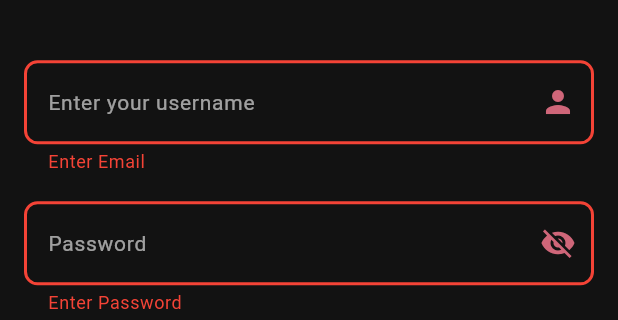
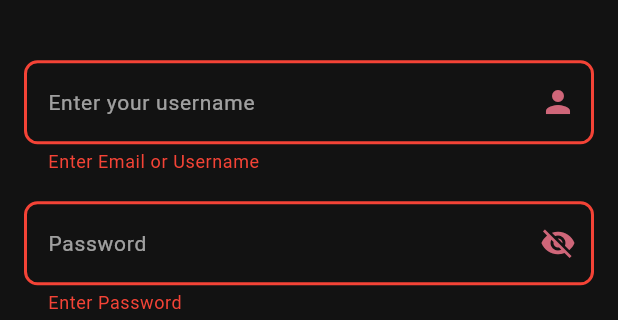
Before and after one commit to zordicharsh/socialMedia, a Flutter app: the screen it shows after launch, after a tap on "Login", on a phone screen of 412 x 824 dp, the part 327-647 px from its top. Run offline on Flutter 3.47's test engine with Material 3 defaults, Android fonts, the phone set to English and light mode, and no system bars; our stand-ins replace bloc, cloud_firestore, firebase_auth, firebase_core, flutter_bloc, flutter_svg; missing offline and left inert: text_divider; accounts and stored records are empty.

Commit message:
Login Validation with email and username is done

```diff
--- a/lib/screens/login/loginbloc/login_event.dart
+++ b/lib/screens/login/loginbloc/login_event.dart
@@ -2,8 +2,8 @@ abstract class LoginEvent {}
 
 
 class  VisibilityButtonEvent  extends LoginEvent {
-  var visi ;
-  VisibilityButtonEvent({required this.visi});
+  var visibility ;
+  VisibilityButtonEvent({required this.visibility});
 }
 
 class LoginValidationError extends LoginEvent{
--- a/lib/screens/login/loginbloc/login_state.dart
+++ b/lib/screens/login/loginbloc/login_state.dart
@@ -16,4 +16,5 @@ class LoginValidationErrorState extends LoginState{
 }
 
 class LoginSuccessState extends LoginState{}
-class LoginLodingSuccessState extends LoginState{}
+
+class LoginLoadingSuccessState extends LoginState{}
--- a/lib/screens/login/loginui.dart
+++ b/lib/screens/login/loginui.dart
@@ -1,4 +1,4 @@
-
+import 'dart:ui';
 import 'package:flutter/material.dart';
 import 'package:flutter_svg/flutter_svg.dart';
 import 'package:flutter_bloc/flutter_bloc.dart';
@@ -7,11 +7,13 @@ import 'package:socialmedia/screens/login/loginbloc/login_event.dart';
 import 'package:socialmedia/screens/login/loginbloc/login_state.dart';
 import 'package:socialmedia/screens/new.dart';
 import 'package:text_divider/text_divider.dart';
+
 class LoginUi extends StatefulWidget {
   const LoginUi({Key? key}) : super(key: key);
   @override
   _LoginUiState createState() => _LoginUiState();
 }
+
 class _LoginUiState extends State<LoginUi> {
   final loginKey = GlobalKey<FormState>();
   @override
@@ -41,10 +43,7 @@ class _LoginUiState extends State<LoginUi> {
                   controller: emailController,
                   validator: (value) {
                     if (value!.isEmpty) {
-                      return "Enter Email";
-                    } else if (!RegExp(r'^[\w-]+(\.[\w-]+)*@[\w-]+(\.[\w-]+)+$')
-                        .hasMatch(value)) {
-                      return "Incorrect Email Format";
+                      return "Enter Email or Username";
                     }
                     return null;
                   },
@@ -77,7 +76,8 @@ class _LoginUiState extends State<LoginUi> {
                       borderRadius: BorderRadius.circular(9),
                       borderSide: const BorderSide(
                         width: 2,
-                        color: Colors.red, // Customize the color of the error border
+                        color: Colors
+                            .red, // Customize the color of the error border
                       ),
                     ),
                     focusedErrorBorder: OutlineInputBorder(
@@ -115,8 +115,8 @@ class _LoginUiState extends State<LoginUi> {
                             },
                           ),
                           onPressed: () {
-                            BlocProvider.of<LoginBloc>(context)
-                                .add(VisibilityButtonEvent(visi: obscured));
+                            BlocProvider.of<LoginBloc>(context).add(
+                                VisibilityButtonEvent(visibility: obscured));
                           },
                         ),
                         labelText: "Password",
@@ -183,7 +183,8 @@ class _LoginUiState extends State<LoginUi> {
                         ScaffoldMessenger.of(context).showSnackBar(
                             SnackBar(content: Text(state.message)));
                       } else if (state is LoginSuccessState) {
-                        Navigator.pushReplacement(context,
+                        Navigator.pushReplacement(
+                            context,
                             MaterialPageRoute(
                               builder: (context) => const neww(),
                             ));
@@ -191,9 +192,9 @@ class _LoginUiState extends State<LoginUi> {
                     },
                     child: BlocBuilder<LoginBloc, LoginState>(
                       buildWhen: (previous, current) =>
-                          current is LoginLodingSuccessState,
+                          current is LoginLoadingSuccessState,
                       builder: (context, state) {
-                        if (state is LoginLodingSuccessState) {
+                        if (state is LoginLoadingSuccessState) {
                           return ElevatedButton(
                             onPressed: () {},
                             style: ElevatedButton.styleFrom(
@@ -203,7 +204,25 @@ class _LoginUiState extends State<LoginUi> {
                               ),
                               backgroundColor: Colors.blue,
                             ),
-                            child:const CircularProgressIndicator(),
+                            child: Center(
+                              child: BackdropFilter(
+                                filter: ImageFilter.blur(sigmaX: 5, sigmaY: 5),
+                                child: Container(
+                                  decoration: BoxDecoration(
+                                    color: Colors.white.withOpacity(
+                                        0.5), // Adjust opacity as needed
+                                    borderRadius: BorderRadius.circular(10.0),
+                                  ),
+                                  height: 24,
+                                  width: 24,
+                                  child:
+                                      const CircularProgressIndicator.adaptive(
+                                    valueColor: AlwaysStoppedAnimation<Color>(
+                                        Colors.white),
+                                  ),
+                                ),
+                              ),
+                            ),
                           );
                         } else {
                           return ElevatedButton(
@@ -212,7 +231,10 @@ class _LoginUiState extends State<LoginUi> {
                                 String email = emailController.text;
                                 String password = passwordController.text;
                                 BlocProvider.of<LoginBloc>(context).add(
-                                    LoginValidationError(Email: email, Password: password));}},
+                                    LoginValidationError(
+                                        Email: email, Password: password));
+                              }
+                            },
                             style: ElevatedButton.styleFrom(
                               minimumSize: const Size(400, 40),
                               shape: RoundedRectangleBorder(
--- a/pubspec.yaml
+++ b/pubspec.yaml
@@ -37,6 +37,8 @@ dependencies:
   cupertino_icons: ^1.0.2
   firebase_auth: ^4.16.0
   firebase_core: ^2.24.2
+  cloud_firestore: ^4.8.3
+  firebase_storage: ^11.2.5
   google_sign_in: ^5.0.0
   flutter_svg: ^2.0.9
   text_divider: ^1.0.0
```
Also changed, not shown: lib/screens/login/loginbloc/login_bloc.dart (+48 -10 lines), pubspec.lock.
